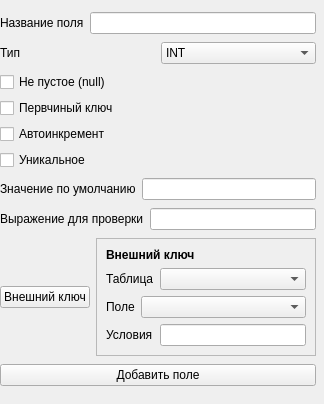
This is create_column.ui in mikhailKhmel/database_viewer as Qt 5 draws it before an edit. The edited form follows.
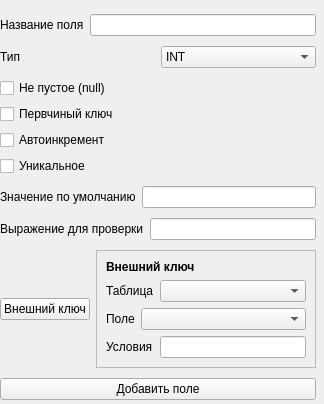
This is the edited form.

Diff of the .ui file:
```diff
--- a/create_column.ui
+++ b/create_column.ui
@@ -13,13 +13,13 @@
   <property name="windowTitle">
    <string>Form</string>
   </property>
-  <widget class="QWidget" name="">
+  <widget class="QWidget" name="layoutWidget">
    <property name="geometry">
     <rect>
      <x>0</x>
      <y>10</y>
      <width>316</width>
-     <height>382</height>
+     <height>401</height>
     </rect>
    </property>
    <layout class="QGridLayout" name="gridLayout_2">
```
Left out of the diff: 2 changed lines with no effect on the pictures.
